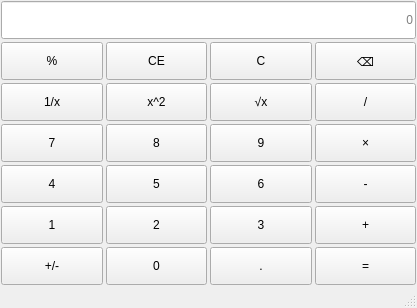
Old version of the form Calculator/mainwindow.ui in the repository cx-ym/QtCourse.
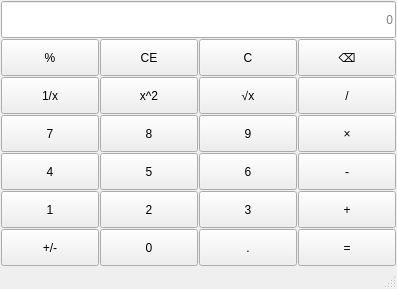
New version of the form.

Commit message: 计算器第二部分： 数字键、小数点、删除键完成。

Diff of the .ui file:
```diff
--- a/Calculator/mainwindow.ui
+++ b/Calculator/mainwindow.ui
@@ -6,8 +6,8 @@
    <rect>
     <x>0</x>
     <y>0</y>
-    <width>417</width>
-    <height>308</height>
+    <width>397</width>
+    <height>289</height>
    </rect>
   </property>
   <property name="windowTitle">
@@ -16,7 +16,7 @@
   <widget class="QWidget" name="centralwidget">
    <layout class="QVBoxLayout" name="verticalLayout">
     <property name="spacing">
-     <number>3</number>
+     <number>1</number>
     </property>
     <property name="leftMargin">
      <number>1</number>
```
Left out of the diff: 2 changed lines with no effect on the pictures. The commit also changes 2 other files.
